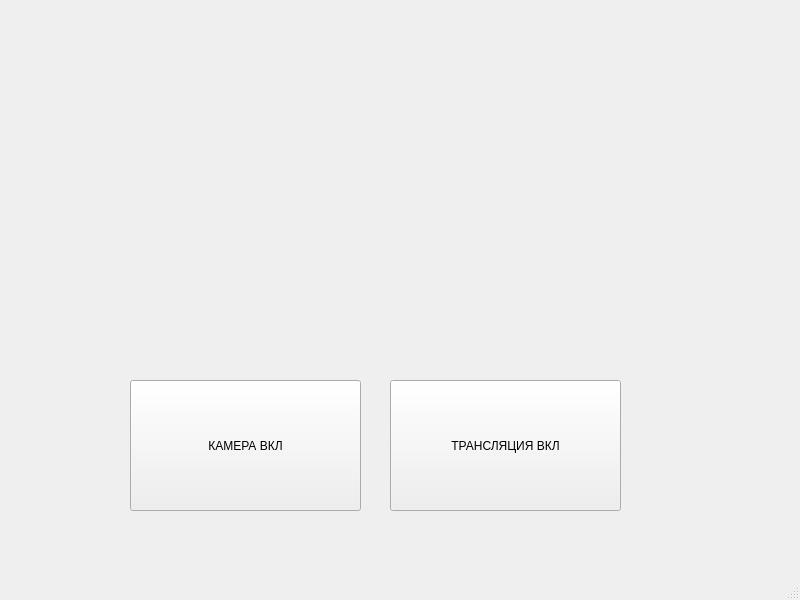
This is mainwindow.ui in artemivanovz/Stream as Qt 5 draws it before an edit. The edited form follows.
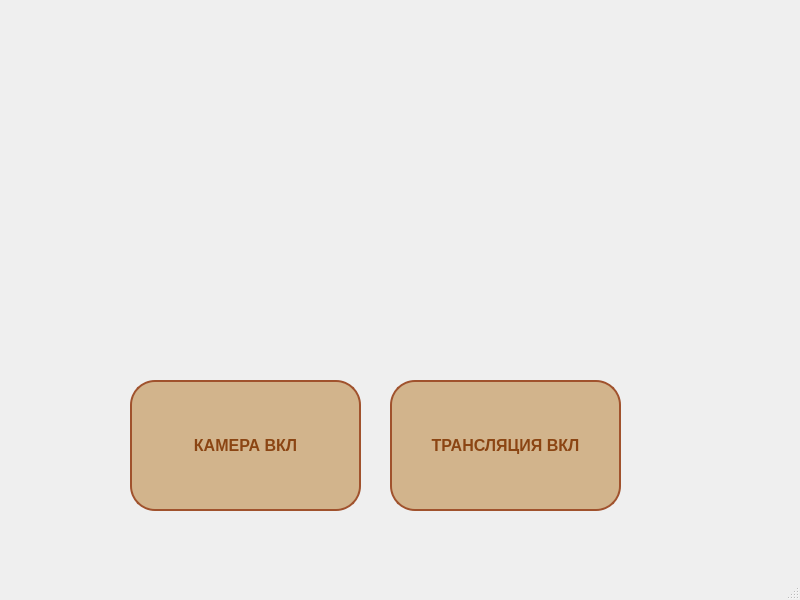
This is the edited form. Custom widgets are drawn as their Qt base class.

What changed in the file:
```diff
--- a/mainwindow.ui
+++ b/mainwindow.ui
@@ -23,6 +23,29 @@
       <height>131</height>
      </rect>
     </property>
+    <property name="whatsThis">
+     <string/>
+    </property>
+    <property name="styleSheet">
+     <string notr="true">QPushButton {
+    background-color: #D2B48C; /* Более коричневый оттенок бежевого */
+    border: 2px solid #A0522D; /* Более контрастная окантовка */
+    border-radius: 25px; /* Скругленные края */
+    font-family: 'Arial'; /* Широкий шрифт */
+    font-size: 16px; /* Размер шрифта */
+    font-weight: bold; /* Жирный шрифт */
+    padding: 10px 20px; /* Внутренние отступы */
+    color: #8B4513; /* Более контрастный цвет шрифта */
+}
+
+QPushButton:hover {
+    background-color: #C19A6B; /* Цвет при наведении */
+}
+
+QPushButton:pressed {
+    background-color: #8B4513; /* Цвет при нажатии */
+}</string>
+    </property>
     <property name="text">
      <string>КАМЕРА ВКЛ</string>
     </property>
@@ -46,6 +69,26 @@
       <height>131</height>
      </rect>
     </property>
+    <property name="styleSheet">
+     <string notr="true">QPushButton {
+    background-color: #D2B48C; /* Более коричневый оттенок бежевого */
+    border: 2px solid #A0522D; /* Более контрастная окантовка */
+    border-radius: 25px; /* Скругленные края */
+    font-family: 'Arial'; /* Широкий шрифт */
+    font-size: 16px; /* Размер шрифта */
+    font-weight: bold; /* Жирный шрифт */
+    padding: 10px 20px; /* Внутренние отступы */
+    color: #8B4513; /* Более контрастный цвет шрифта */
+}
+
+QPushButton:hover {
+    background-color: #C19A6B; /* Цвет при наведении */
+}
+
+QPushButton:pressed {
+    background-color: #8B4513; /* Цвет при нажатии */
+}</string>
+    </property>
     <property name="text">
      <string>ТРАНСЛЯЦИЯ ВКЛ</string>
     </property>
```
